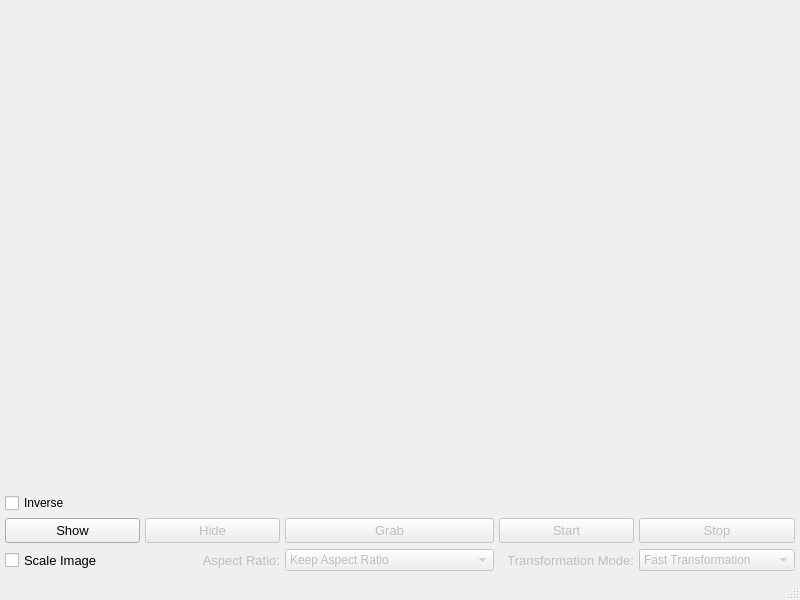
Before: the Qt Designer form MCU_SCREENCAST/mainwindow.ui in JUGGERNAUT13/MCU_SCREENCAST, drawn with Qt 5.
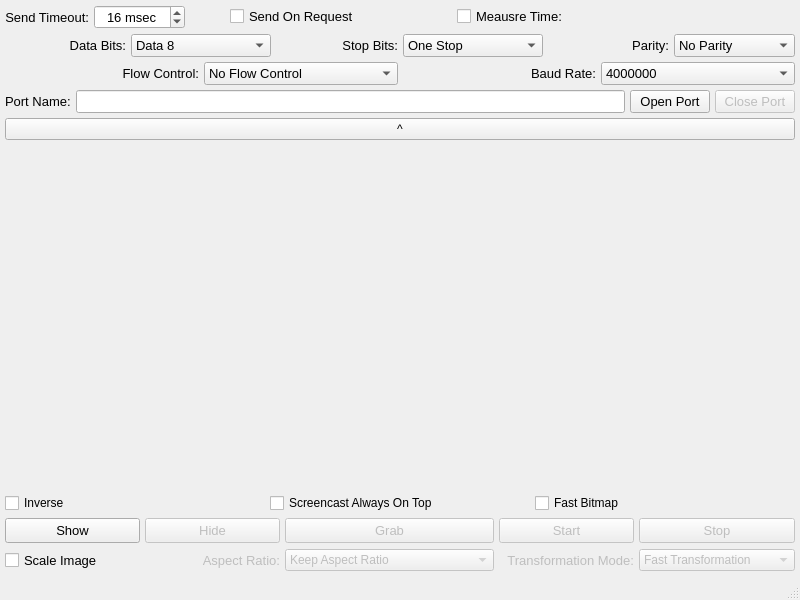
After: the same form once the commit is applied.

Commit message: Switching some transfer modes from UI. Set UART settings from UI

```diff
--- a/MCU_SCREENCAST/mainwindow.ui
+++ b/MCU_SCREENCAST/mainwindow.ui
@@ -14,7 +14,7 @@
    <string>MainWindow</string>
   </property>
   <widget class="QWidget" name="centralwidget">
-   <layout class="QGridLayout" name="gridLayout" columnstretch="0,0,0,0,0">
+   <layout class="QGridLayout" name="gridLayout" rowstretch="0,0,0,0,0,0,0" columnstretch="0,0,0,0,0">
     <property name="leftMargin">
      <number>5</number>
     </property>
@@ -30,30 +30,29 @@
     <property name="spacing">
      <number>5</number>
     </property>
-    <item row="3" column="4">
-     <widget class="QComboBox" name="cmbBx_tst_trnsfrmtn_mod">
+    <item row="5" column="3">
+     <widget class="QPushButton" name="pshBttn_tst_strt">
       <property name="enabled">
        <bool>false</bool>
       </property>
-      <property name="currentText">
-       <string notr="true">Fast Transformation</string>
+      <property name="minimumSize">
+       <size>
+        <width>0</width>
+        <height>25</height>
+       </size>
       </property>
-      <property name="currentIndex">
-       <number>0</number>
+      <property name="font">
+       <font>
+        <family>Tahoma</family>
+        <pointsize>10</pointsize>
+       </font>
       </property>
-      <item>
-       <property name="text">
-        <string>Fast Transformation</string>
-       </property>
-      </item>
-      <item>
-       <property name="text">
-        <string>Smooth Transformation</string>
-       </property>
-      </item>
+      <property name="text">
+       <string notr="true">Start</string>
+      </property>
      </widget>
     </item>
-    <item row="3" column="0">
+    <item row="6" column="0">
      <widget class="QCheckBox" name="chckBx_tst_scale_img">
       <property name="minimumSize">
        <size>
@@ -72,30 +71,14 @@
       </property>
      </widget>
     </item>
-    <item row="2" column="1">
-     <widget class="QPushButton" name="pshBttn_tst_hide">
-      <property name="enabled">
-       <bool>false</bool>
-      </property>
-      <property name="minimumSize">
-       <size>
-        <width>0</width>
-        <height>25</height>
-       </size>
-      </property>
-      <property name="font">
-       <font>
-        <family>Tahoma</family>
-        <pointsize>10</pointsize>
-       </font>
-      </property>
-      <property name="text">
-       <string notr="true">Hide</string>
-      </property>
-     </widget>
-    </item>
-    <item row="0" column="0" colspan="5">
+    <item row="3" column="0" colspan="5">
      <widget class="QLabel" name="lbl_tst_screen">
+      <property name="sizePolicy">
+       <sizepolicy hsizetype="Preferred" vsizetype="Expanding">
+        <horstretch>0</horstretch>
+        <verstretch>0</verstretch>
+       </sizepolicy>
+      </property>
       <property name="text">
        <string/>
       </property>
@@ -104,8 +87,11 @@
       </property>
      </widget>
     </item>
-    <item row="2" column="0">
-     <widget class="QPushButton" name="pshBttn_tst_show">
+    <item row="5" column="1">
+     <widget class="QPushButton" name="pshBttn_tst_hide">
+      <property name="enabled">
+       <bool>false</bool>
+      </property>
       <property name="minimumSize">
        <size>
         <width>0</width>
@@ -119,11 +105,11 @@
        </font>
       </property>
       <property name="text">
-       <string notr="true">Show</string>
+       <string notr="true">Hide</string>
       </property>
      </widget>
     </item>
-    <item row="2" column="2">
+    <item row="5" column="2">
      <widget class="QPushButton" name="pshBttn_tst_grab">
       <property name="enabled">
        <bool>false</bool>
@@ -145,11 +131,8 @@
       </property>
      </widget>
     </item>
-    <item row="2" column="3">
-     <widget class="QPushButton" name="pshBttn_tst_strt">
-      <property name="enabled">
-       <bool>false</bool>
-      </property>
+    <item row="5" column="0">
+     <widget class="QPushButton" name="pshBttn_tst_show">
       <property name="minimumSize">
        <size>
         <width>0</width>
@@ -163,11 +146,11 @@
        </font>
       </property>
       <property name="text">
-       <string notr="true">Start</string>
+       <string notr="true">Show</string>
       </property>
      </widget>
     </item>
-    <item row="3" column="3">
+    <item row="6" column="3">
      <widget class="QLabel" name="lbl_tst_trnsfrmtn_mod">
       <property name="enabled">
        <bool>false</bool>
@@ -186,29 +169,7 @@
       </property>
      </widget>
     </item>
-    <item row="2" column="4">
-     <widget class="QPushButton" name="pshBttn_tst_stop">
-      <property name="enabled">
-       <bool>false</bool>
-      </property>
-      <property name="minimumSize">
-       <size>
-        <width>0</width>
-        <height>25</height>
-       </size>
-      </property>
-      <property name="font">
-       <font>
-        <family>Tahoma</family>
-        <pointsize>10</pointsize>
-       </font>
-      </property>
-      <property name="text">
-       <string notr="true">Stop</string>
-      </property>
-     </widget>
-    </item>
-    <item row="3" column="2">
+    <item row="6" column="2">
      <widget class="QComboBox" name="cmbBx_tst_aspct_ratio">
       <property name="enabled">
        <bool>false</bool>
@@ -236,7 +197,7 @@
       </item>
      </widget>
     </item>
-    <item row="3" column="1">
+    <item row="6" column="1">
      <widget class="QLabel" name="lbl_tst_aspct_ratio">
       <property name="enabled">
        <bool>false</bool>
@@ -255,10 +216,714 @@
       </property>
      </widget>
     </item>
+    <item row="5" column="4">
+     <widget class="QPushButton" name="pshBttn_tst_stop">
+      <property name="enabled">
+       <bool>false</bool>
+      </property>
+      <property name="minimumSize">
+       <size>
+        <width>0</width>
+        <height>25</height>
+       </size>
+      </property>
+      <property name="font">
+       <font>
+        <family>Tahoma</family>
+        <pointsize>10</pointsize>
+       </font>
+      </property>
+      <property name="text">
+       <string notr="true">Stop</string>
+      </property>
+     </widget>
+    </item>
+    <item row="6" column="4">
+     <widget class="QComboBox" name="cmbBx_tst_trnsfrmtn_mod">
+      <property name="enabled">
+       <bool>false</bool>
+      </property>
+      <property name="currentText">
+       <string notr="true">Fast Transformation</string>
+      </property>
+      <property name="currentIndex">
+       <number>0</number>
+      </property>
+      <item>
+       <property name="text">
+        <string>Fast Transformation</string>
+       </property>
+      </item>
+      <item>
+       <property name="text">
+        <string>Smooth Transformation</string>
+       </property>
+      </item>
+     </widget>
+    </item>
+    <item row="4" column="0" colspan="5">
+     <widget class="QFrame" name="frame">
+      <property name="frameShape">
+       <enum>QFrame::NoFrame</enum>
+      </property>
+      <property name="frameShadow">
+       <enum>QFrame::Plain</enum>
+      </property>
+      <property name="lineWidth">
+       <number>0</number>
+      </property>
+      <layout class="QHBoxLayout" name="horizontalLayout">
+       <property name="spacing">
+        <number>5</number>
+       </property>
+       <property name="leftMargin">
+        <number>0</number>
+       </property>
+       <property name="topMargin">
+        <number>0</number>
+       </property>
+       <property name="rightMargin">
+        <number>0</number>
+       </property>
+       <property name="bottomMargin">
+        <number>0</number>
+       </property>
+       <item>
+        <widget class="QCheckBox" name="chckBx_tst_invrs">
+         <property name="text">
+          <string notr="true">Inverse</string>
+         </property>
+        </widget>
+       </item>
+       <item>
+        <widget class="QCheckBox" name="chckBx_tst_scrncst_alwys_on_top">
+         <property name="text">
+          <string>Screencast Always On Top</string>
+         </property>
+        </widget>
+       </item>
+       <item>
+        <widget class="QCheckBox" name="chckBx_fst_btmp">
+         <property name="text">
+          <string>Fast Bitmap</string>
+         </property>
+        </widget>
+       </item>
+      </layout>
+     </widget>
+    </item>
     <item row="1" column="0" colspan="5">
-     <widget class="QCheckBox" name="chckBx_tst_invrs">
+     <widget class="QFrame" name="frm_tst_sttngs">
+      <property name="enabled">
+       <bool>true</bool>
+      </property>
+      <property name="minimumSize">
+       <size>
+        <width>0</width>
+        <height>17</height>
+       </size>
+      </property>
+      <property name="font">
+       <font>
+        <family>Tahoma</family>
+        <pointsize>10</pointsize>
+       </font>
+      </property>
+      <property name="frameShape">
+       <enum>QFrame::NoFrame</enum>
+      </property>
+      <property name="frameShadow">
+       <enum>QFrame::Plain</enum>
+      </property>
+      <property name="lineWidth">
+       <number>0</number>
+      </property>
+      <layout class="QGridLayout" name="gridLayout_2">
+       <property name="leftMargin">
+        <number>0</number>
+       </property>
+       <property name="topMargin">
+        <number>0</number>
+       </property>
+       <property name="rightMargin">
+        <number>0</number>
+       </property>
+       <property name="bottomMargin">
+        <number>0</number>
+       </property>
+       <property name="spacing">
+        <number>5</number>
+       </property>
+       <item row="1" column="0" colspan="3">
+        <widget class="QFrame" name="frm_tst_sttngs_ln_1">
+         <property name="minimumSize">
+          <size>
+           <width>0</width>
+           <height>23</height>
+          </size>
+         </property>
+         <property name="frameShape">
+          <enum>QFrame::NoFrame</enum>
+         </property>
+         <property name="frameShadow">
+          <enum>QFrame::Plain</enum>
+         </property>
+         <property name="lineWidth">
+          <number>0</number>
+         </property>
+         <layout class="QHBoxLayout" name="horizontalLayout_3">
+          <property name="spacing">
+           <number>5</number>
+          </property>
+          <property name="leftMargin">
+           <number>0</number>
+          </property>
+          <property name="topMargin">
+           <number>0</number>
+          </property>
+          <property name="rightMargin">
+           <number>0</number>
+          </property>
+          <property name="bottomMargin">
+           <number>0</number>
+          </property>
+          <item>
+           <widget class="QLabel" name="lbl_tst_data_bits">
+            <property name="text">
+             <string>Data Bits:</string>
+            </property>
+            <property name="alignment">
+             <set>Qt::AlignRight|Qt::AlignTrailing|Qt::AlignVCenter</set>
+            </property>
+           </widget>
+          </item>
+          <item>
+           <widget class="QComboBox" name="cmbBx_tst_data_bits">
+            <property name="currentIndex">
+             <number>4</number>
+            </property>
+            <item>
+             <property name="text">
+              <string>Unknown Data Bits</string>
+             </property>
+            </item>
+            <item>
+             <property name="text">
+              <string>Data 5</string>
+             </property>
+            </item>
+            <item>
+             <property name="text">
+              <string>Data 6</string>
+             </property>
+            </item>
+            <item>
+             <property name="text">
+              <string>Data 7</string>
+             </property>
+            </item>
+            <item>
+             <property name="text">
+              <string>Data 8</string>
+             </property>
+            </item>
+           </widget>
+          </item>
+          <item>
+           <widget class="QLabel" name="lbl_tst_stop_bits">
+            <property name="text">
+             <string>Stop Bits:</string>
+            </property>
+            <property name="alignment">
+             <set>Qt::AlignRight|Qt::AlignTrailing|Qt::AlignVCenter</set>
+            </property>
+           </widget>
+          </item>
+          <item>
+           <widget class="QComboBox" name="cmbBx_tst_stop_bits">
+            <property name="currentIndex">
+             <number>1</number>
+            </property>
+            <item>
+             <property name="text">
+              <string>Unknown Stop Bits</string>
+             </property>
+            </item>
+            <item>
+             <property name="text">
+              <string>One Stop</string>
+             </property>
+            </item>
+            <item>
+             <property name="text">
+              <string>Two Stop</string>
+             </property>
+            </item>
+            <item>
+             <property name="text">
+              <string>One And Half Stop</string>
+             </property>
+            </item>
+           </widget>
+          </item>
+          <item>
+           <widget class="QLabel" name="lbl_tst_parity">
+            <property name="text">
+             <string>Parity:</string>
+            </property>
+            <property name="alignment">
+             <set>Qt::AlignRight|Qt::AlignTrailing|Qt::AlignVCenter</set>
+            </property>
+           </widget>
+          </item>
+          <item>
+           <widget class="QComboBox" name="cmbBx_tst_parity">
+            <property name="currentIndex">
+             <number>1</number>
+            </property>
+            <item>
+             <property name="text">
+              <string>Unknown Parity</string>
+             </property>
+            </item>
+            <item>
+             <property name="text">
+              <string>No Parity</string>
+             </property>
+            </item>
+            <item>
+             <property name="text">
+              <string>Even Parity</string>
+             </property>
+            </item>
+            <item>
+             <property name="text">
+              <string>Odd Parity</string>
+             </property>
+            </item>
+            <item>
+             <property name="text">
+              <string>Space Parity</string>
+             </property>
+            </item>
+            <item>
+             <property name="text">
+              <string>Mark Parity</string>
+             </property>
+            </item>
+           </widget>
+          </item>
+         </layout>
+        </widget>
+       </item>
+       <item row="2" column="0" colspan="3">
+        <widget class="QFrame" name="frm_tst_sttngs_ln_2">
+         <property name="frameShape">
+          <enum>QFrame::NoFrame</enum>
+         </property>
+         <property name="frameShadow">
+          <enum>QFrame::Plain</enum>
+         </property>
+         <property name="lineWidth">
+          <number>0</number>
+         </property>
+         <layout class="QHBoxLayout" name="horizontalLayout_4">
+          <property name="spacing">
+           <number>5</number>
+          </property>
+          <property name="leftMargin">
+           <number>0</number>
+          </property>
+          <property name="topMargin">
+           <number>0</number>
+          </property>
+          <property name="rightMargin">
+           <number>0</number>
+          </property>
+          <property name="bottomMargin">
+           <number>0</number>
+          </property>
+          <item>
+           <widget class="QLabel" name="lbl_tst_flw_cntrl">
+            <property name="text">
+             <string>Flow Control:</string>
+            </property>
+            <property name="alignment">
+             <set>Qt::AlignRight|Qt::AlignTrailing|Qt::AlignVCenter</set>
+            </property>
+           </widget>
+          </item>
+          <item>
+           <widget class="QComboBox" name="cmbBx_tst_flw_cntrl">
+            <property name="currentIndex">
+             <number>1</number>
+            </property>
+            <item>
+             <property name="text">
+              <string>Unknown Flow Control</string>
+             </property>
+            </item>
+            <item>
+             <property name="text">
+              <string>No Flow Control</string>
+             </property>
+            </item>
+            <item>
+             <property name="text">
+              <string>Hardware Control</string>
+             </property>
+            </item>
+            <item>
+             <property name="text">
+              <string>Software Control</string>
+             </property>
+            </item>
+           </widget>
+          </item>
+          <item>
+           <widget class="QLabel" name="lbl_tst_baud_rate">
+            <property name="text">
+             <string>Baud Rate:</string>
+            </property>
+            <property name="alignment">
+             <set>Qt::AlignRight|Qt::AlignTrailing|Qt::AlignVCenter</set>
+            </property>
+           </widget>
+          </item>
+          <item>
+           <widget class="QComboBox" name="cmbBx_tst_baud_rate">
+            <property name="currentIndex">
+             <number>28</number>
+            </property>
+            <item>
+             <property name="text">
+              <string>50</string>
+             </property>
+            </item>
+            <item>
+             <property name="text">
+              <string>75</string>
+             </property>
+            </item>
+            <item>
+             <property name="text">
+              <string>110</string>
+             </property>
+            </item>
+            <item>
+             <property name="text">
+              <string>134</string>
+             </property>
+            </item>
+            <item>
+             <property name="text">
+              <string>150</string>
+             </property>
+            </item>
+            <item>
+             <property name="text">
+              <string>200</string>
+             </property>
+            </item>
+            <item>
+             <property name="text">
+              <string>300</string>
+             </property>
+            </item>
+            <item>
+             <property name="text">
+              <string>600</string>
+             </property>
+            </item>
+            <item>
+             <property name="text">
+              <string>1200</string>
+             </property>
+            </item>
+            <item>
+             <property name="text">
+              <string>1800</string>
+             </property>
+            </item>
+            <item>
+             <property name="text">
+              <string>2400</string>
+             </property>
+            </item>
+            <item>
+             <property name="text">
+              <string>9600</string>
+             </property>
+            </item>
+            <item>
+             <property name="text">
+              <string>19200</string>
+             </property>
+            </item>
+            <item>
+             <property name="text">
+              <string>38400</string>
+             </property>
+            </item>
+            <item>
+             <property name="text">
+              <string>57600</string>
+             </property>
+            </item>
+            <item>
+             <property name="text">
+              <string>115200</string>
+             </property>
+            </item>
+            <item>
+             <property name="text">
+              <string>230400</string>
+             </property>
+            </item>
+            <item>
+             <property name="text">
+              <string>460800</string>
+             </property>
+            </item>
+            <item>
+             <property name="text">
+              <string>500000</string>
+             </property>
+            </item>
+            <item>
+             <property name="text">
+              <string>576000</string>
+             </property>
+            </item>
+            <item>
+             <property name="text">
+              <string>921600</string>
+             </property>
+            </item>
+            <item>
+             <property name="text">
+              <string>1000000</string>
+             </property>
+            </item>
+            <item>
+             <property name="text">
+              <string>1152000</string>
+             </property>
+            </item>
+            <item>
+             <property name="text">
+              <string>1500000</string>
+             </property>
+            </item>
+            <item>
+             <property name="text">
+              <string>2000000</string>
+             </property>
+            </item>
+            <item>
+             <property name="text">
+              <string>2500000</string>
+             </property>
+            </item>
+            <item>
+             <property name="text">
+              <string>3000000</string>
+             </property>
+            </item>
+            <item>
+             <property name="text">
+              <string>3500000</string>
+             </property>
+            </item>
+            <item>
+             <property name="text">
+              <string>4000000</string>
+             </property>
+            </item>
+           </widget>
+          </item>
+         </layout>
+        </widget>
+       </item>
+       <item row="3" column="0">
+        <widget class="QFrame" name="frm_tst_sttngs_ln_3">
+         <property name="frameShape">
+          <enum>QFrame::NoFrame</enum>
+         </property>
+         <property name="frameShadow">
+          <enum>QFrame::Plain</enum>
+         </property>
+         <property name="lineWidth">
+          <number>0</number>
+         </property>
+         <layout class="QHBoxLayout" name="horizontalLayout_2">
+          <property name="spacing">
+           <number>5</number>
+          </property>
+          <property name="leftMargin">
+           <number>0</number>
+          </property>
+          <property name="topMargin">
+           <number>0</number>
+          </property>
+          <property name="rightMargin">
+           <number>0</number>
+          </property>
+          <property name="bottomMargin">
+           <number>0</number>
+          </property>
+          <item>
+           <widget class="QLabel" name="lbl_tst_port_name">
+            <property name="text">
+             <string>Port Name:</string>
+            </property>
+           </widget>
+          </item>
+          <item>
+           <widget class="QLineEdit" name="lnEdt_tst_port_name">
+            <property name="placeholderText">
+             <string/>
+            </property>
+           </widget>
+          </item>
+         </layout>
+        </widget>
+       </item>
+       <item row="3" column="1">
+        <widget class="QPushButton" name="pshBttn_tst_open_port">
+         <property name="text">
+          <string>Open Port</string>
+         </property>
+        </widget>
+       </item>
+       <item row="3" column="2">
+        <widget class="QPushButton" name="pshBttn_tst_close_port">
+         <property name="enabled">
+          <bool>false</bool>
+         </property>
+         <property name="text">
+          <string>Close Port</string>
+         </property>
+        </widget>
+       </item>
+       <item row="0" column="0" colspan="3">
+        <widget class="QFrame" name="frm_tst_sttngs_ln_0">
+         <property name="frameShape">
+          <enum>QFrame::NoFrame</enum>
+         </property>
+         <property name="frameShadow">
+          <enum>QFrame::Plain</enum>
+         </property>
+         <property name="lineWidth">
+          <number>0</number>
+         </property>
+         <layout class="QHBoxLayout" name="horizontalLayout_5">
+          <property name="spacing">
+           <number>5</number>
+          </property>
+          <property name="leftMargin">
+           <number>0</number>
+          </property>
+          <property name="topMargin">
+           <number>0</number>
+          </property>
+          <property name="rightMargin">
+           <number>0</number>
+          </property>
+          <property name="bottomMargin">
+           <number>0</number>
+          </property>
+          <item>
+           <widget class="QLabel" name="lbl_send_timeout">
+            <property name="text">
+             <string>Send Timeout:</string>
+            </property>
+            <property name="alignment">
+             <set>Qt::AlignRight|Qt::AlignTrailing|Qt::AlignVCenter</set>
+            </property>
+           </widget>
+          </item>
+          <item>
+           <widget class="QSpinBox" name="spnBx_tst_send_timeout">
+            <property name="alignment">
+             <set>Qt::AlignCenter</set>
+            </property>
+            <property name="suffix">
+             <string> msec</string>
+            </property>
+            <property name="minimum">
+             <number>5</number>
+            </property>
+            <property name="maximum">
+             <number>1000</number>
+            </property>
+            <property name="value">
+             <number>16</number>
+            </property>
+           </widget>
+          </item>
+          <item>
+           <spacer name="horizontalSpacer">
+            <property name="orientation">
+             <enum>Qt::Horizontal</enum>
+            </property>
+            <property name="sizeType">
+             <enum>QSizePolicy::Fixed</enum>
+            </property>
+            <property name="sizeHint" stdset="0">
+             <size>
+              <width>40</width>
+              <height>20</height>
+             </size>
+            </property>
+           </spacer>
+          </item>
+          <item>
+           <widget class="QCheckBox" name="chckBx_tst_send_on_rqst">
+            <property name="sizePolicy">
+             <sizepolicy hsizetype="Expanding" vsizetype="Fixed">
+              <horstretch>0</horstretch>
+              <verstretch>0</verstretch>
+             </sizepolicy>
+            </property>
+            <property name="text">
+             <string>Send On Request</string>
+            </property>
+           </widget>
+          </item>
+          <item>
+           <widget class="QCheckBox" name="chckBx_tst_msr_time">
+            <property name="text">
+             <string>Meausre Time:</string>
+            </property>
+           </widget>
+          </item>
+          <item>
+           <widget class="QLabel" name="lbl_tst_msr_time">
+            <property name="sizePolicy">
+             <sizepolicy hsizetype="Expanding" vsizetype="Preferred">
+              <horstretch>0</horstretch>
+              <verstretch>0</verstretch>
+             </sizepolicy>
+            </property>
+            <property name="text">
+             <string notr="true"/>
+            </property>
+           </widget>
+          </item>
+         </layout>
+        </widget>
+       </item>
+      </layout>
+     </widget>
+    </item>
+    <item row="2" column="0" colspan="5">
+     <widget class="QPushButton" name="pshBttn_tst_sttngs">
       <property name="text">
-       <string notr="true">Inverse</string>
+       <string notr="true">^</string>
+      </property>
+      <property name="checkable">
+       <bool>true</bool>
       </property>
      </widget>
     </item>
```
The commit also changes 2 other files.
